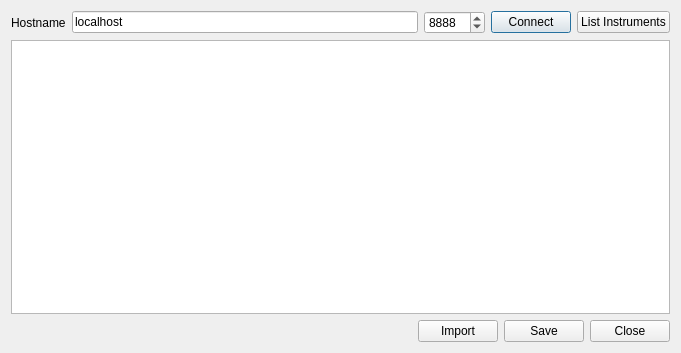
First picture: the form in oom/instruments/importbase.ui, repository ccherrett/oom, before the edit.
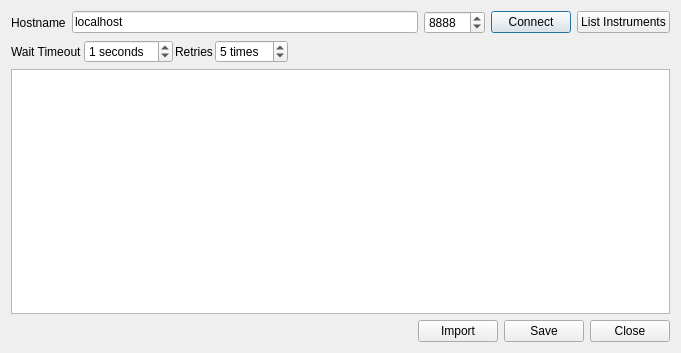
Second picture: the form after the edit.

Commit message: Added support to configure your retries and timeout (this will help slow machines)

```diff
--- a/oom/instruments/importbase.ui
+++ b/oom/instruments/importbase.ui
@@ -14,6 +14,9 @@
    <string>OOMidi: Import Sampler Instruments</string>
   </property>
   <layout class="QVBoxLayout" name="verticalLayout">
+   <property name="spacing">
+    <number>-1</number>
+   </property>
    <item>
     <layout class="QHBoxLayout" name="horizontalLayout">
      <property name="topMargin">
@@ -65,6 +68,105 @@
      </item>
     </layout>
    </item>
+   <item>
+    <layout class="QHBoxLayout" name="horizontalLayout_2">
+     <property name="spacing">
+      <number>2</number>
+     </property>
+     <property name="leftMargin">
+      <number>0</number>
+     </property>
+     <property name="topMargin">
+      <number>0</number>
+     </property>
+     <item>
+      <widget class="QLabel" name="label_2">
+       <property name="sizePolicy">
+        <sizepolicy hsizetype="Fixed" vsizetype="Preferred">
+         <horstretch>0</horstretch>
+         <verstretch>0</verstretch>
+        </sizepolicy>
+       </property>
+       <property name="text">
+        <string>Wait Timeout</string>
+       </property>
+      </widget>
+     </item>
+     <item>
+      <widget class="QSpinBox" name="txtTimeout">
+       <property name="sizePolicy">
+        <sizepolicy hsizetype="Fixed" vsizetype="Fixed">
+         <horstretch>0</horstretch>
+         <verstretch>0</verstretch>
+        </sizepolicy>
+       </property>
+       <property name="toolTip">
+        <string>The amount of time (in seconds) to wait for samples to load into Linuxsampler</string>
+       </property>
+       <property name="suffix">
+        <string> seconds</string>
+       </property>
+       <property name="maximum">
+        <number>60</number>
+       </property>
+       <property name="value">
+        <number>1</number>
+       </property>
+      </widget>
+     </item>
+     <item>
+      <widget class="QLabel" name="label_3">
+       <property name="sizePolicy">
+        <sizepolicy hsizetype="Fixed" vsizetype="Preferred">
+         <horstretch>0</horstretch>
+         <verstretch>0</verstretch>
+        </sizepolicy>
+       </property>
+       <property name="text">
+        <string>Retries</string>
+       </property>
+      </widget>
+     </item>
+     <item>
+      <widget class="QSpinBox" name="txtRetry">
+       <property name="sizePolicy">
+        <sizepolicy hsizetype="Fixed" vsizetype="Fixed">
+         <horstretch>0</horstretch>
+         <verstretch>0</verstretch>
+        </sizepolicy>
+       </property>
+       <property name="toolTip">
+        <string>The maximum times to retry loading an instrument into linux sampler before giving up.</string>
+       </property>
+       <property name="suffix">
+        <string> times</string>
+       </property>
+       <property name="minimum">
+        <number>0</number>
+       </property>
+       <property name="maximum">
+        <number>60</number>
+       </property>
+       <property name="value">
+        <number>5</number>
+       </property>
+      </widget>
+     </item>
+     <item>
+      <spacer name="horizontalSpacer_2">
+       <property name="orientation">
+        <enum>Qt::Horizontal</enum>
+       </property>
+       <property name="sizeHint" stdset="0">
+        <size>
+         <width>40</width>
+         <height>20</height>
+        </size>
+       </property>
+      </spacer>
+     </item>
+    </layout>
+   </item>
    <item>
     <widget class="QTableView" name="mapTable">
      <property name="editTriggers">
```
Left out of the diff: 3 changed lines with no effect on the pictures. The commit also changes 3 other files.
